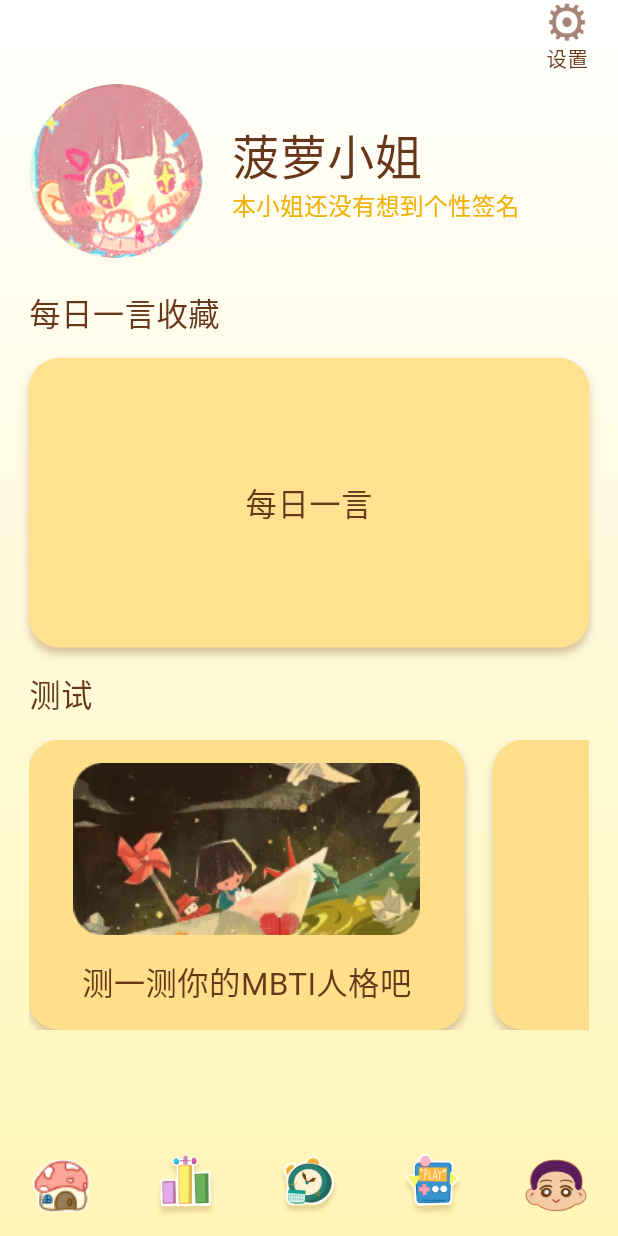
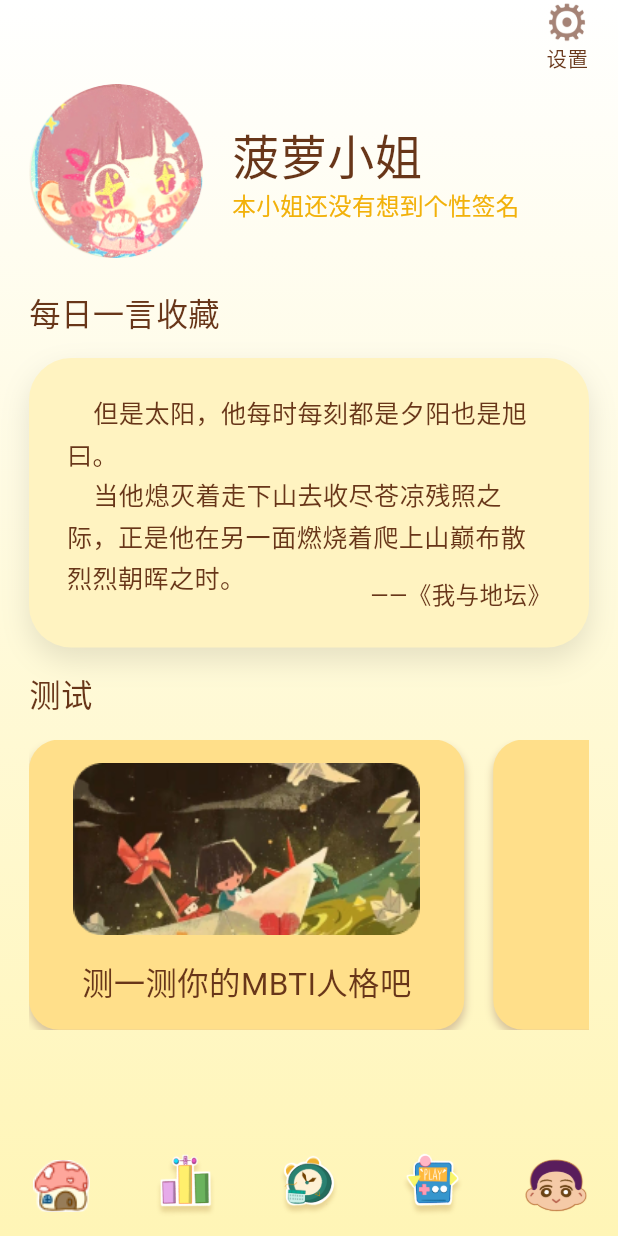
Before and after one commit to Jarvis636431/Emotion, a Flutter app: the screen it shows after launch, swiped to page 5, on a phone screen of 412 x 824 dp. Run offline on Flutter 3.47's test engine with Material 3 defaults, Android fonts, the phone set to English and light mode, and no system bars; our stand-ins replace audioplayers, flutter_screenutil, shared_preferences; missing offline and left inert: flutter_floating_bottom_bar; Roboto replaces fonts that are missing (LanSong).

Commit message:
[fea]userpage填充内容

```diff
--- a/lib/screens/user_pages/user_page.dart
+++ b/lib/screens/user_pages/user_page.dart
@@ -111,23 +111,45 @@ class _UserPageState extends State<UserPage> {
                     width: 400.h,
                     height: 184.w,
                     decoration: BoxDecoration(
-                      color: ColorUtils.daily_sentence_bg,
-                      borderRadius: BorderRadius.circular(20),
+                      color: const Color(0xFFFFF3C1),
+                      borderRadius: BorderRadius.circular(28),
                       boxShadow: const [
                         BoxShadow(
-                          color: ColorUtils.shadow,
-                          offset: Offset(0, 4),
-                          blurRadius: 4,
+                          color: Color(0x1A000000),
+                          offset: Offset(0, 8),
+                          blurRadius: 16,
                         ),
                       ],
                     ),
-                    child: Center(
-                      child: Text(
-                        '每日一言',
-                        style: TextStyle(
-                            fontSize: 20.sp,
-                            color: ColorUtils.text_brown),
-                      )
+                    child: Padding(
+                      padding: EdgeInsets.fromLTRB(24.w, 24.h, 24.w, 24.h),
+                      child: Stack(
+                        children: [
+                          Align(
+                            alignment: Alignment.topLeft,
+                            child: Text(
+                              '    但是太阳，他每时每刻都是夕阳也是旭曰。\n    当他熄灭着走下山去收尽苍凉残照之际，正是他在另一面燃烧着爬上山巅布散烈烈朝晖之时。',
+                              style: TextStyle(
+                                fontSize: 16.sp,
+                                color: ColorUtils.text_brown,
+                                height: 1.6,
+                              ),
+                              textAlign: TextAlign.left,
+                            ),
+                          ),
+                          Positioned(
+                            right: 0,
+                            bottom: 0,
+                            child: Text(
+                              '——《我与地坛》',
+                              style: TextStyle(
+                                fontSize: 15.sp,
+                                color: ColorUtils.text_brown,
+                              ),
+                            ),
+                          ),
+                        ],
+                      ),
                     ),
                   ),
                 ),
```
Also changed, not shown: 2 other files.
